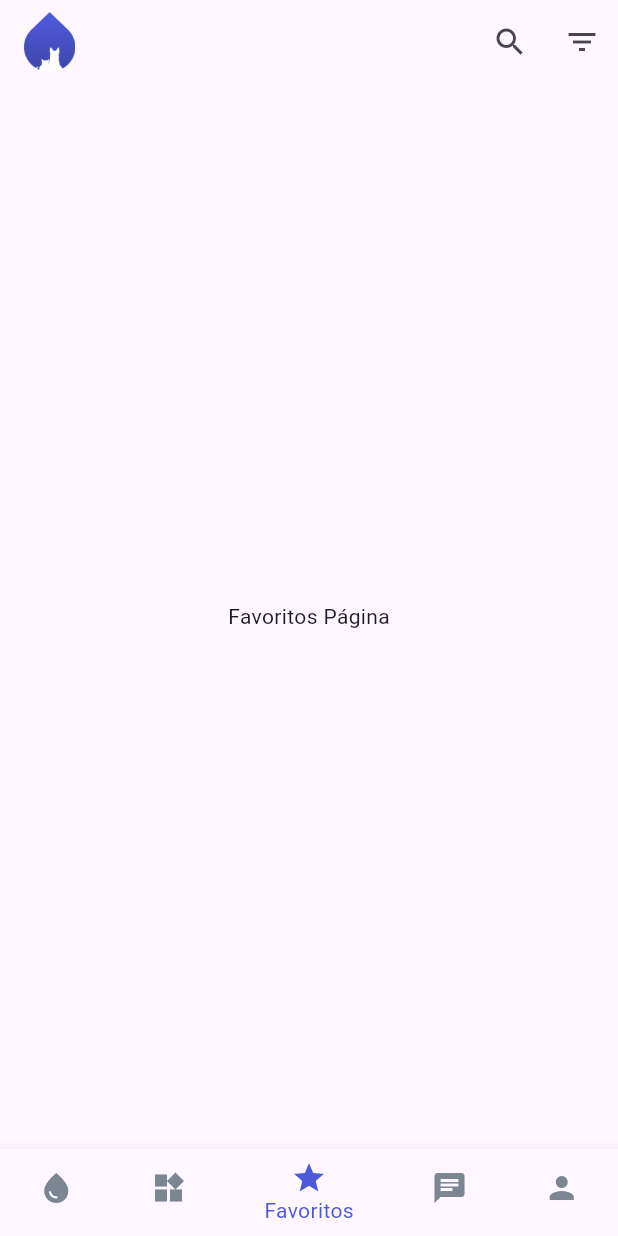
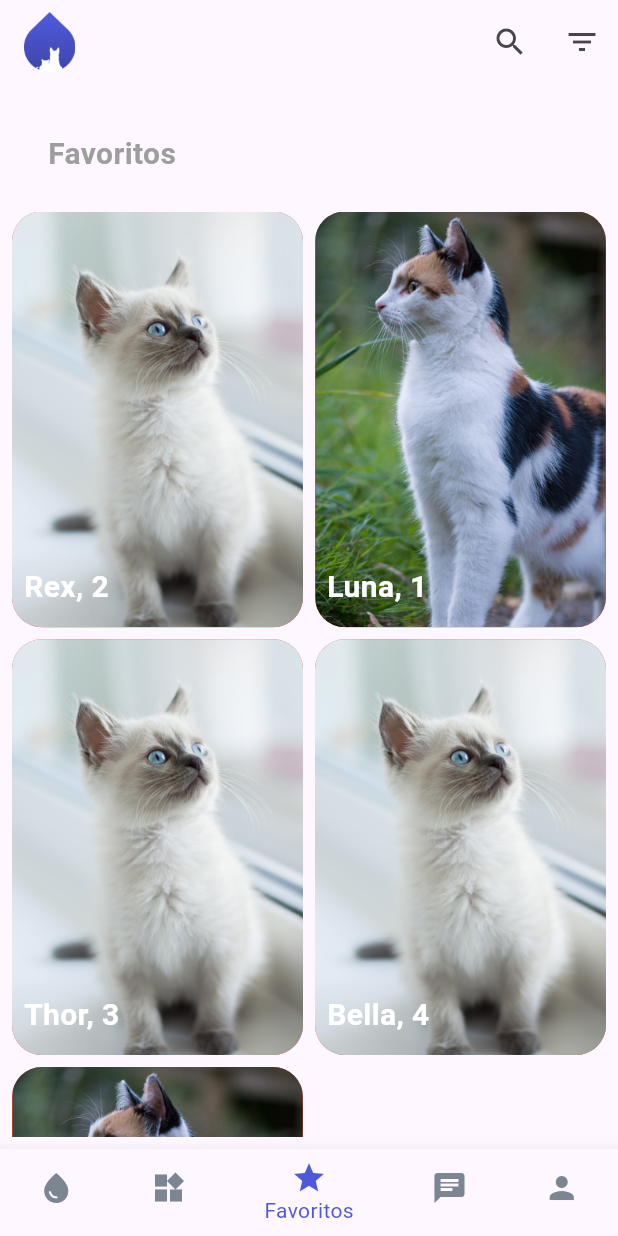
Before and after one commit to ajjss32/deu_pet, a Flutter app: the screen it shows after launch, item 3 of the bottom bar chosen, on a phone screen of 412 x 824 dp. Run offline on Flutter 3.47's test engine with Material 3 defaults, Android fonts, the phone set to English and light mode, and no system bars; our stand-ins replace flutter_card_swiper.

Commit message:
feat: adicionei duas novas páginas

```diff
--- a/lib/main.dart
+++ b/lib/main.dart
@@ -1,3 +1,4 @@
+import 'package:deu_pet/pages/favorite_page.dart';
 import 'package:flutter/material.dart';
 import 'components/custom_app_bar.dart';
 import 'components/custom_bottom_nav_bar.dart';
@@ -45,8 +46,7 @@ class _HomeScreenState extends State<HomeScreen> {
         return Center(
             child: Text('Buscar Página')); // Placeholder para "Buscar"
       case 2:
-        return Center(
-            child: Text('Favoritos Página')); // Placeholder para "Favoritos"
+        return Center(child: FavoritePage()); // Placeholder para "Favoritos"
       case 3:
         return Center(child: Text('Chat Página')); // Placeholder para "Chat"
       case 4:
--- /dev/null
+++ b/lib/mocks/mocks.dart
@@ -0,0 +1,109 @@
+class Mocks {
+  final List<Map<String, dynamic>> petsMocks = [
+    {
+      'name': 'Rex',
+      'age': '2 anos',
+      'description': 'Rex é um gato amigável e cheio de energia.',
+      'image': [
+        'assets/images/pet1.png',
+        'assets/images/pet1.png',
+        'assets/images/pet1.png',
+        'assets/images/pet1.png',
+        'assets/images/pet1.png'
+      ],
+      'species': 'Gato',
+      'history': 'Resgatado de um abrigo.',
+      'healthState': 'Saudável',
+      'sex': 'Macho',
+      'localization': 'São Paulo, SP',
+      'size': 'Médio',
+      'needSpecialCare': 'Não',
+      'humor': 'Brincalhão',
+      'adoptionStatus': 'Disponível'
+    },
+    {
+      'name': 'Luna',
+      'age': '1 ano',
+      'description': 'Luna é uma gata carinhosa e brincalhona.',
+      'image': [
+        'assets/images/pet2.png',
+        'assets/images/pet2.png',
+        'assets/images/pet2.png',
+        'assets/images/pet2.png',
+        'assets/images/pet2.png'
+      ],
+      'species': 'Gato',
+      'history': 'Encontrada na rua.',
+      'healthState': 'Saudável',
+      'sex': 'Fêmea',
+      'localization': 'Rio de Janeiro, RJ',
+      'size': 'Pequeno',
+      'needSpecialCare': 'Não',
+      'humor': 'Carinhosa',
+      'adoptionStatus': 'Disponível'
+    },
+    {
+      'name': 'Thor',
+      'age': '3 anos',
+      'description': 'Thor adora aventuras ao ar livre e corridas.',
+      'image': [
+        'assets/images/pet3.png',
+        'assets/images/pet3.png',
+        'assets/images/pet3.png',
+        'assets/images/pet3.png',
+        'assets/images/pet3.png'
+      ],
+      'species': 'Cachorro',
+      'history': 'Abandonado pelos donos.',
+      'healthState': 'Saudável',
+      'sex': 'Macho',
+      'localization': 'Belo Horizonte, MG',
+      'size': 'Grande',
+      'needSpecialCare': 'Não',
+      'humor': 'Aventureiro',
+      'adoptionStatus': 'Disponível'
+    },
+    {
+      'name': 'Bella',
+      'age': '4 anos',
+      'description': 'Bella é uma cachorra dócil e obediente.',
+      'image': [
+        'assets/images/pet1.png',
+        'assets/images/pet1.png',
+        'assets/images/pet1.png',
+        'assets/images/pet1.png',
+        'assets/images/pet1.png'
+      ],
+      'species': 'Cachorro',
+      'history': 'Resgatada de maus tratos.',
+      'healthState': 'Saudável',
+      'sex': 'Fêmea',
+      'localization': 'Curitiba, PR',
+      'size': 'Médio',
+      'needSpecialCare': 'Sim',
+      'humor': 'Calma',
+      'adoptionStatus': 'Disponível'
+    },
+    {
+      'name': 'Max',
+      'age': '5 anos',
+      'description': 'Max é um cachorro leal e protetor.',
+      'image': [
+        'assets/images/pet2.png',
+        'assets/images/pet2.png',
+        'assets/images/pet2.png',
+        'assets/images/pet2.png',
+        'assets/images/pet2.png'
+      ],
+      'species': 'Cachorro',
+      'history': 'Encontrado na rua.',
+      'healthState': 'Saudável',
+      'sex': 'Macho',
+      'localization': 'Porto Alegre, RS',
+      'size': 'Grande',
+      'needSpecialCare': 'Não',
+      'humor': 'Protetor',
+      'adoptionStatus': 'Disponível'
+    },
+  ];
+}
--- /dev/null
+++ b/lib/pages/favorite_page.dart
@@ -0,0 +1,109 @@
+import 'package:deu_pet/mocks/mocks.dart';
+import 'package:deu_pet/pages/pet_individual_page.dart';
+import 'package:flutter/material.dart';
+
+class FavoritePage extends StatelessWidget {
+  final Mocks mocks = Mocks();
+
+  FavoritePage({super.key});
+
+  @override
+  Widget build(BuildContext context) {
+    return Scaffold(
+      body: _buildBody(),
+    );
+  }
+
+  _buildBody() {
+    return Padding(
+      padding: const EdgeInsets.all(8.0),
+      child: Column(
+        crossAxisAlignment: CrossAxisAlignment.start,
+        children: [
+          Padding(
+            padding: const EdgeInsets.all(24.0),
+            child: Text(
+              'Favoritos',
+              style: TextStyle(
+                color: Colors.grey,
+                fontSize: 20,
+                fontWeight: FontWeight.bold,
+              ),
+            ),
+          ),
+          Expanded(
+            child: GridView.builder(
+              itemCount: mocks.petsMocks.length,
+              gridDelegate: SliverGridDelegateWithFixedCrossAxisCount(
+                crossAxisCount: 2,
+                childAspectRatio: 0.7,
+                mainAxisSpacing: 8,
+                crossAxisSpacing: 8,
+              ),
+              itemBuilder: (context, index) {
+                return buildCard(
+                  context: context,
+                  data: mocks.petsMocks[index],
+                );
+              },
+            ),
+          )
+        ],
+      ),
+    );
+  }
+
+  Widget buildCard({
+    required BuildContext context,
+    required Map<String, dynamic> data,
+  }) {
+    return InkWell(
+      onTap: () {
+        Navigator.push(context, MaterialPageRoute(builder: (context) {
+          return PetIndividualPage(
+            data: data,
+            // name: name,
+            // age: age,
+            // imagePath: imagePath,
+          );
+        }));
+      },
+      child: Container(
+        child: Stack(children: [
+          Positioned.fill(
+            child: ClipRRect(
+              borderRadius: BorderRadius.circular(20),
+              child: Image.asset(
+                data['image'][0],
+                fit: BoxFit.cover,
+              ),
+            ),
+          ),
+          Padding(
+            padding: const EdgeInsets.symmetric(vertical: 12.0, horizontal: 8),
+            child: Align(
+              alignment: Alignment.bottomLeft,
+              child: Text(
+                removeAno('${data['name']}, ${data['age']}'),
+                style: TextStyle(
+                  color: Colors.white,
+                  fontSize: 20,
+                  fontWeight: FontWeight.bold,
+                ),
+              ),
+            ),
+          ),
+        ]),
+        decoration: BoxDecoration(
+          color: Colors.red,
+          borderRadius: BorderRadius.circular(20),
+        ),
+      ),
+    );
+  }
+
+  String removeAno(String input) {
+    final regex = RegExp(r'\bano(s)?\b', caseSensitive: false);
+    return input.replaceAll(regex, '');
+  }
+}
```
Also changed, not shown: lib/components/info_widget.dart (added, +44 -0 lines), lib/pages/pet_individual_page.dart (added, +130 -0 lines).
